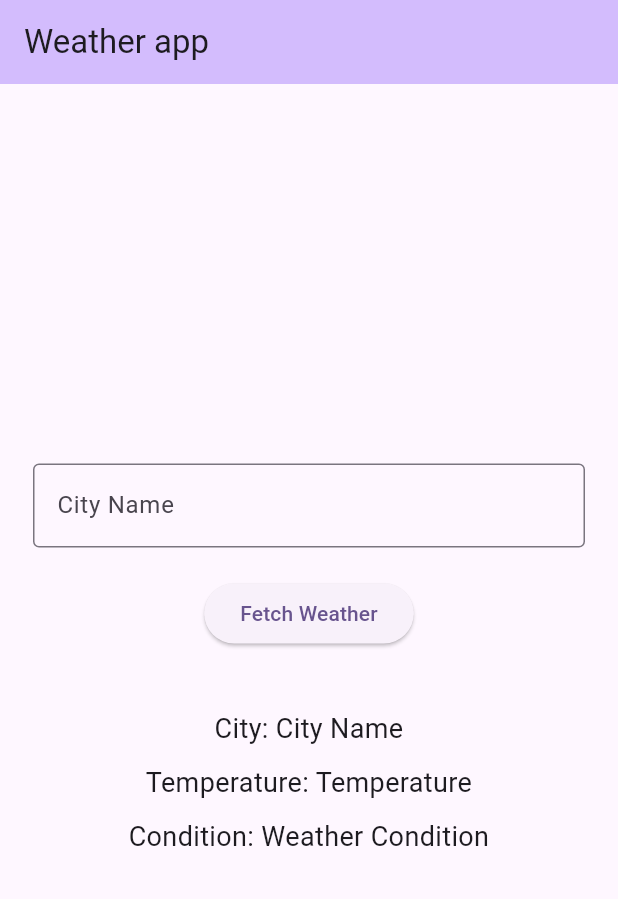
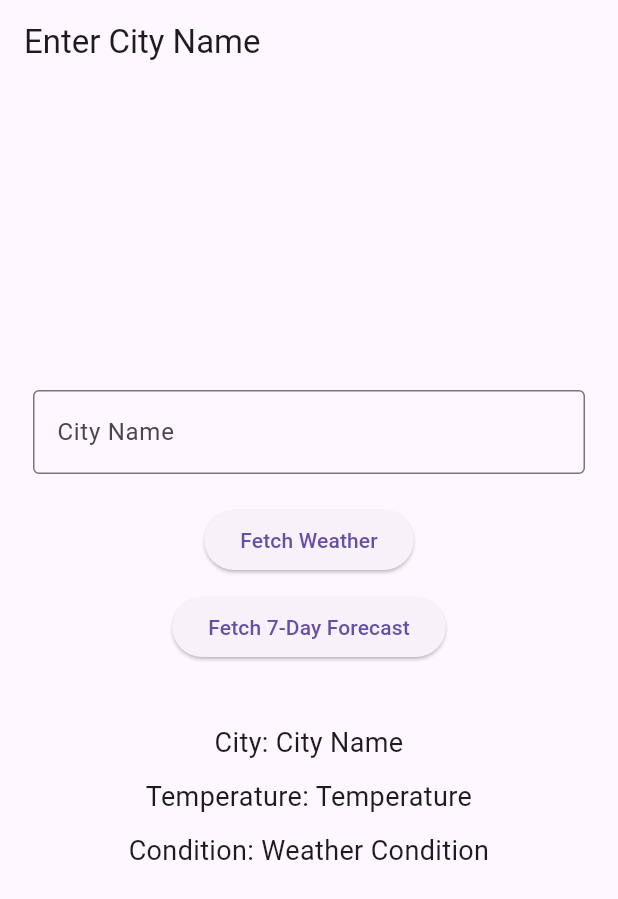
Before and after one commit to shen0V0/weather-info-app, a Flutter app: the screen it shows after launch, on a phone screen of 412 x 824 dp. Shown: the top 899 px of the screen. Run offline on Flutter 3.47's test engine with Material 3 defaults, Android fonts, the phone set to English and light mode, and no system bars.

Commit message:
Implemented 7-day weather forecast feature

```diff
--- a/weather_info_app/lib/main.dart
+++ b/weather_info_app/lib/main.dart
@@ -1,6 +1,6 @@
-import 'dart:math';
 import 'package:flutter/material.dart';
-//final
+import 'dart:math'; // To generate random numbers
+
 void main() {
   runApp(MyApp());
 }
@@ -9,48 +9,62 @@ class MyApp extends StatelessWidget {
   @override
   Widget build(BuildContext context) {
     return MaterialApp(
-      title: 'Weather info app',
-      theme: ThemeData(
-
-        colorScheme: ColorScheme.fromSeed(seedColor: Colors.deepPurple),
-        useMaterial3: true,
-      ),
-      home: MyHomePage(),
+      title: 'Weather App',
+      home: Weather(),
     );
   }
 }
 
-class MyHomePage extends StatefulWidget {
-
+class Weather extends StatefulWidget {
   @override
-  State<MyHomePage> createState() => _MyHomePageState();
+  _WeatherState createState() => _WeatherState();
 }
 
-class _MyHomePageState extends State<MyHomePage> {
+class _WeatherState extends State<Weather> {
   final TextEditingController _cityController = TextEditingController();
 
   String cityName = 'City Name';
   String temperature = 'Temperature';
   String weatherCondition = 'Weather Condition';
-void fetchWeather() {
+  List<Map<String, String>> forecast = [];
+
+  // Function to simulate fetching weather data
+  void fetchWeather() {
     setState(() {
       cityName = _cityController.text;
 
+      // Generate a random temperature between 15°C and 30°C
       int temp = Random().nextInt(16) + 15;
       temperature = '$temp°C';
 
+      // Randomly select a weather condition
       List<String> conditions = ['Sunny', 'Cloudy', 'Rainy'];
       weatherCondition = conditions[Random().nextInt(conditions.length)];
     });
   }
 
+  void fetchForecast() {
+    setState(() {
+      forecast.clear();
+      List<String> conditions = ['Sunny', 'Cloudy', 'Rainy'];
+
+      for (int i = 0; i < 7; i++) {
+        int temp = Random().nextInt(16) + 15;
+        String condition = conditions[Random().nextInt(conditions.length)];
+        forecast.add({
+          'day': 'Day ${i + 1}',
+          'temperature': '$temp°C',
+          'condition': condition,
+        });
+      }
+    });
+  }
 
   @override
   Widget build(BuildContext context) {
     return Scaffold(
       appBar: AppBar(
-        backgroundColor: Theme.of(context).colorScheme.inversePrimary,
-        title: Text('Weather app'),
+        title: Text('Enter City Name'),
       ),
       body: Center(
         child: ConstrainedBox(
@@ -70,8 +84,13 @@ void fetchWeather() {
                 ),
                 SizedBox(height: 20),
                 ElevatedButton(
-                  onPressed: fetchWeather,
+                  onPressed: fetchWeather, // Call fetchWeather when button is pressed
                   child: Text('Fetch Weather'),
+                ),
+                SizedBox(height: 10),
+                ElevatedButton(
+                  onPressed: fetchForecast, // Call fetchForecast when button is pressed
+                  child: Text('Fetch 7-Day Forecast'),
                 ),
                 SizedBox(height: 40),
                 // Placeholder weather data
@@ -92,6 +111,23 @@ void fetchWeather() {
                   style: TextStyle(fontSize: 18),
                   textAlign: TextAlign.center,
                 ),
+                SizedBox(height: 40),
+                // Display 7-day forecast
+                if (forecast.isNotEmpty) ...[
+                  Text(
+                    '7-Day Forecast',
+                    style: TextStyle(fontSize: 20, fontWeight: FontWeight.bold),
+                  ),
+                  SizedBox(height: 10),
+                  for (var day in forecast)
+                    Padding(
+                      padding: const EdgeInsets.symmetric(vertical: 5.0),
+                      child: Text(
+                        '${day['day']}: ${day['temperature']}, ${day['condition']}',
+                        style: TextStyle(fontSize: 16),
+                      ),
+                    ),
+                ],
               ],
             ),
           ),
```
